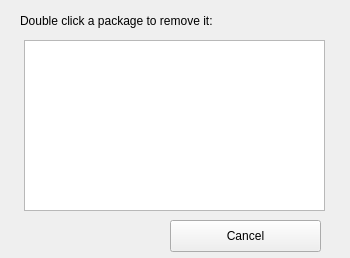
Old version of the form vcbld-gui/remove.ui in the repository dreamplayerzhang/vcbld.
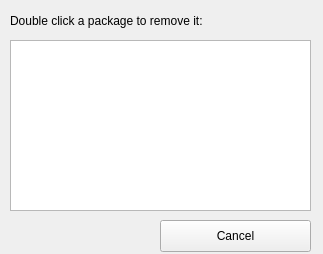
New version of the form.

The edit to the form file:
```diff
--- a/vcbld-gui/remove.ui
+++ b/vcbld-gui/remove.ui
@@ -6,8 +6,8 @@
    <rect>
     <x>0</x>
     <y>0</y>
-    <width>350</width>
-    <height>258</height>
+    <width>323</width>
+    <height>254</height>
    </rect>
   </property>
   <property name="windowTitle">
@@ -17,7 +17,7 @@
    <widget class="QPushButton" name="cancelButton">
     <property name="geometry">
      <rect>
-      <x>170</x>
+      <x>160</x>
       <y>220</y>
       <width>151</width>
       <height>32</height>
@@ -30,7 +30,7 @@
    <widget class="QListWidget" name="listWidget">
     <property name="geometry">
      <rect>
-      <x>24</x>
+      <x>10</x>
       <y>40</y>
       <width>301</width>
       <height>171</height>
@@ -40,7 +40,7 @@
    <widget class="QLabel" name="label">
     <property name="geometry">
      <rect>
-      <x>20</x>
+      <x>10</x>
       <y>10</y>
       <width>251</width>
       <height>21</height>
@@ -50,7 +50,7 @@
      <string>Double click a package to remove it:</string>
     </property>
    </widget>
-   <widget class="QWidget" name="">
+   <widget class="QWidget" name="layoutWidget">
     <property name="geometry">
      <rect>
       <x>170</x>
```
